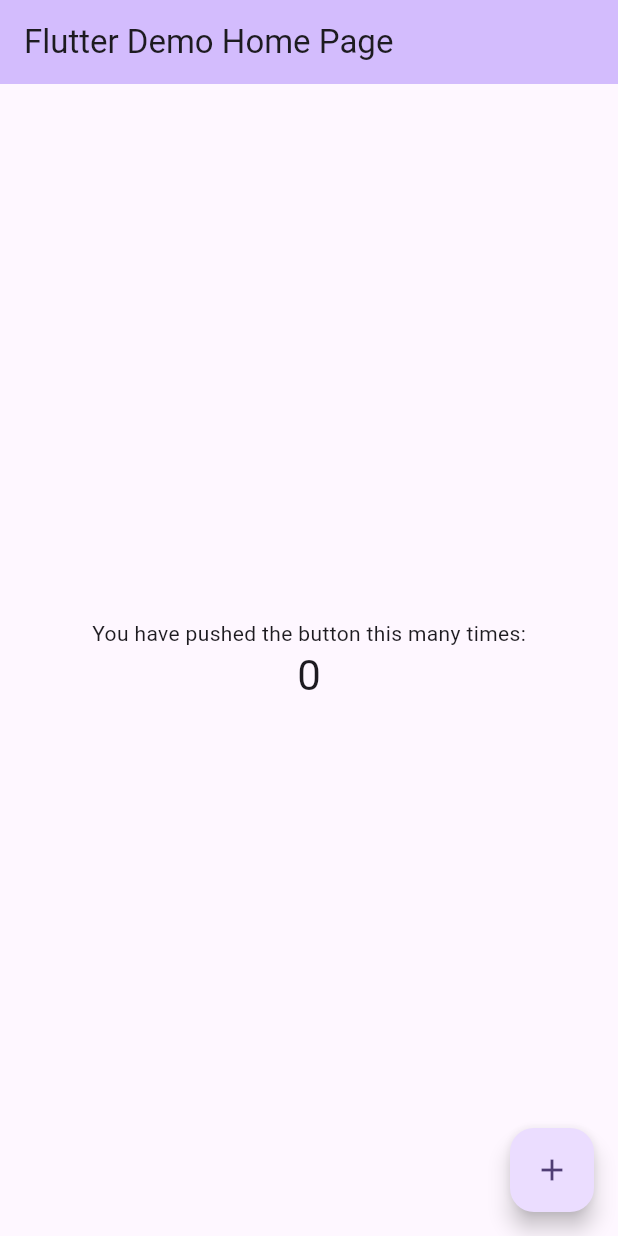
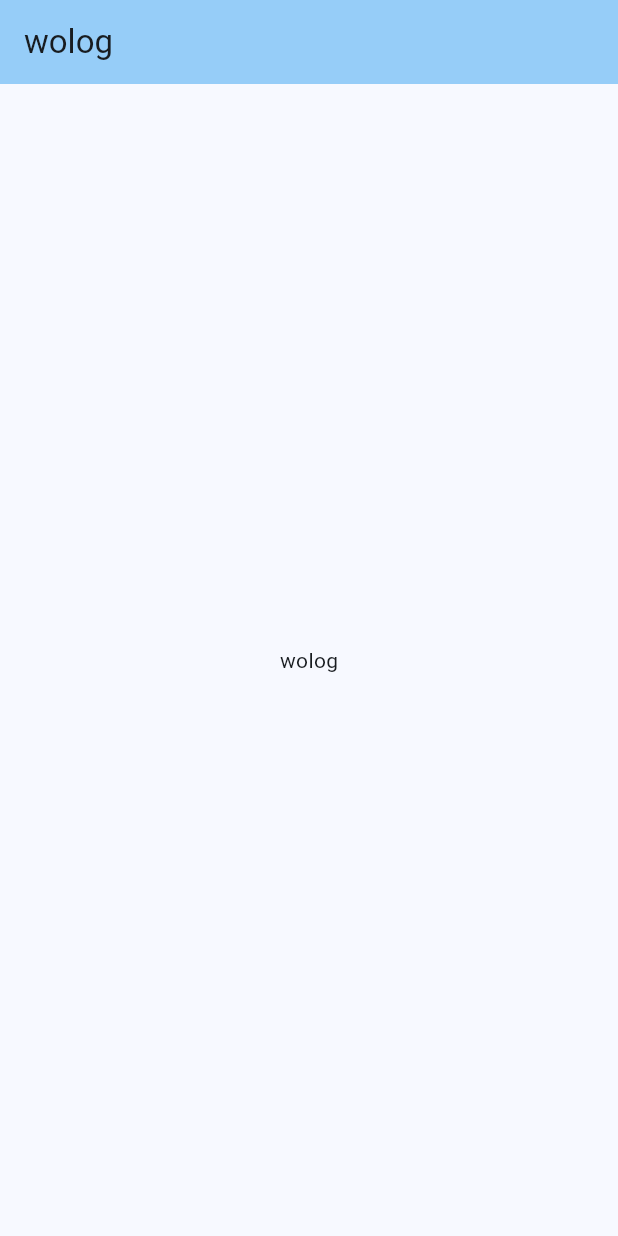
Before and after one commit to StefanoBelli/wolog, a Flutter app: the screen it shows after launch, on a phone screen of 412 x 824 dp. Run offline on Flutter 3.47's test engine with Material 2 defaults, Android fonts, the phone set to English and light mode, and no system bars.

Commit message:
Cleanup flutter demonstration code

```diff
--- a/lib/main.dart
+++ b/lib/main.dart
@@ -1,125 +1,36 @@
 import 'package:flutter/material.dart';
 
 void main() {
-  runApp(const MyApp());
+  runApp(const WologApp());
 }
 
-class MyApp extends StatelessWidget {
-  const MyApp({super.key});
+class WologApp extends StatelessWidget {
+  const WologApp({super.key});
 
-  // This widget is the root of your application.
   @override
   Widget build(BuildContext context) {
     return MaterialApp(
-      title: 'Flutter Demo',
+      title: 'wolog',
       theme: ThemeData(
-        // This is the theme of your application.
-        //
-        // TRY THIS: Try running your application with "flutter run". You'll see
-        // the application has a blue toolbar. Then, without quitting the app,
-        // try changing the seedColor in the colorScheme below to Colors.green
-        // and then invoke "hot reload" (save your changes or press the "hot
-        // reload" button in a Flutter-supported IDE, or press "r" if you used
-        // the command line to start the app).
-        //
-        // Notice that the counter didn't reset back to zero; the application
-        // state is not lost during the reload. To reset the state, use hot
-        // restart instead.
-        //
-        // This works for code too, not just values: Most code changes can be
-        // tested with just a hot reload.
-        colorScheme: ColorScheme.fromSeed(seedColor: Colors.deepPurple),
+        colorScheme: ColorScheme.fromSeed(seedColor: Colors.lightBlue),
         useMaterial3: true,
       ),
-      home: const MyHomePage(title: 'Flutter Demo Home Page'),
+      home: const ExcercisePerformanceOverviewPage(),
     );
   }
 }
 
-class MyHomePage extends StatefulWidget {
-  const MyHomePage({super.key, required this.title});
-
-  // This widget is the home page of your application. It is stateful, meaning
-  // that it has a State object (defined below) that contains fields that affect
-  // how it looks.
-
-  // This class is the configuration for the state. It holds the values (in this
-  // case the title) provided by the parent (in this case the App widget) and
-  // used by the build method of the State. Fields in a Widget subclass are
-  // always marked "final".
-
-  final String title;
-
-  @override
-  State<MyHomePage> createState() => _MyHomePageState();
-}
-
-class _MyHomePageState extends State<MyHomePage> {
-  int _counter = 0;
-
-  void _incrementCounter() {
-    setState(() {
-      // This call to setState tells the Flutter framework that something has
-      // changed in this State, which causes it to rerun the build method below
-      // so that the display can reflect the updated values. If we changed
-      // _counter without calling setState(), then the build method would not be
-      // called again, and so nothing would appear to happen.
-      _counter++;
-    });
-  }
+class ExcercisePerformanceOverviewPage extends StatelessWidget {
+  const ExcercisePerformanceOverviewPage({super.key});
 
   @override
   Widget build(BuildContext context) {
-    // This method is rerun every time setState is called, for instance as done
-    // by the _incrementCounter method above.
-    //
-    // The Flutter framework has been optimized to make rerunning build methods
-    // fast, so that you can just rebuild anything that needs updating rather
-    // than having to individually change instances of widgets.
     return Scaffold(
       appBar: AppBar(
-        // TRY THIS: Try changing the color here to a specific color (to
-        // Colors.amber, perhaps?) and trigger a hot reload to see the AppBar
-        // change color while the other colors stay the same.
+        title: const Text("wolog"),
         backgroundColor: Theme.of(context).colorScheme.inversePrimary,
-        // Here we take the value from the MyHomePage object that was created by
-        // the App.build method, and use it to set our appbar title.
-        title: Text(widget.title),
       ),
-      body: Center(
-        // Center is a layout widget. It takes a single child and positions it
-        // in the middle of the parent.
-        child: Column(
-          // Column is also a layout widget. It takes a list of children and
-          // arranges them vertically. By default, it sizes itself to fit its
-          // children horizontally, and tries to be as tall as its parent.
-          //
-          // Column has various properties to control how it sizes itself and
-          // how it positions its children. Here we use mainAxisAlignment to
-          // center the children vertically; the main axis here is the vertical
-          // axis because Columns are vertical (the cross axis would be
-          // horizontal).
-          //
-          // TRY THIS: Invoke "debug painting" (choose the "Toggle Debug Paint"
-          // action in the IDE, or press "p" in the console), to see the
-          // wireframe for each widget.
-          mainAxisAlignment: MainAxisAlignment.center,
-          children: <Widget>[
-            const Text(
-              'You have pushed the button this many times:',
-            ),
-            Text(
-              '$_counter',
-              style: Theme.of(context).textTheme.headlineMedium,
-            ),
-          ],
-        ),
-      ),
-      floatingActionButton: FloatingActionButton(
-        onPressed: _incrementCounter,
-        tooltip: 'Increment',
-        child: const Icon(Icons.add),
-      ), // This trailing comma makes auto-formatting nicer for build methods.
+      body: const Center(child: Text("wolog")),
     );
   }
 }
```
Also changed, not shown: 2 other files.
